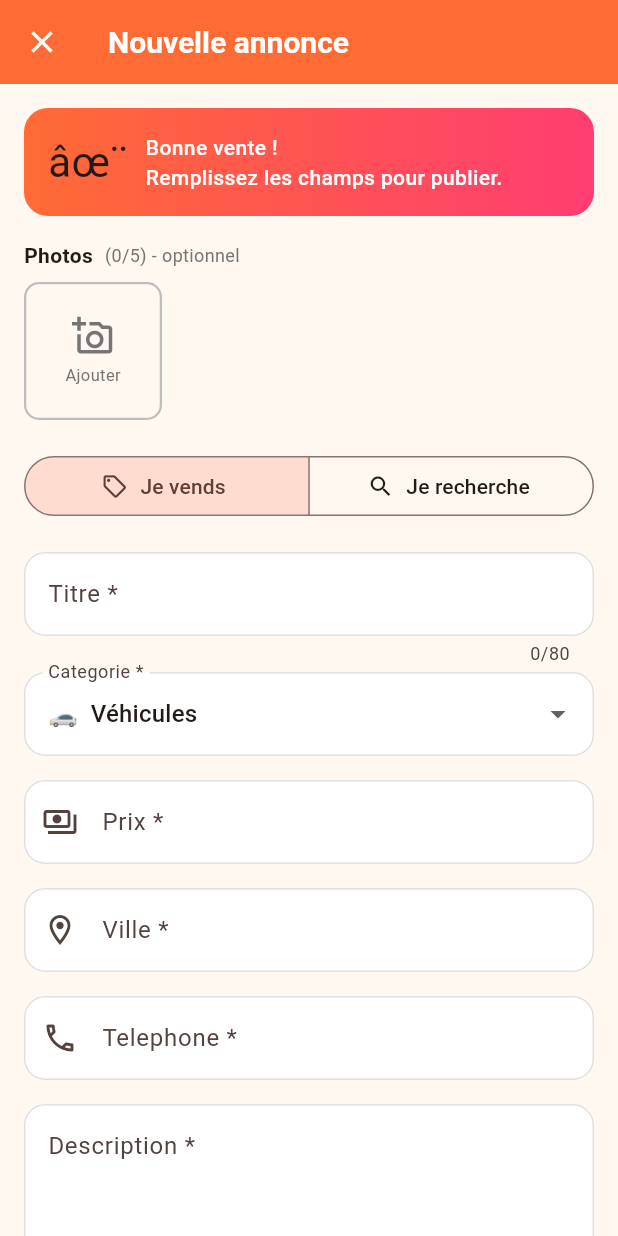
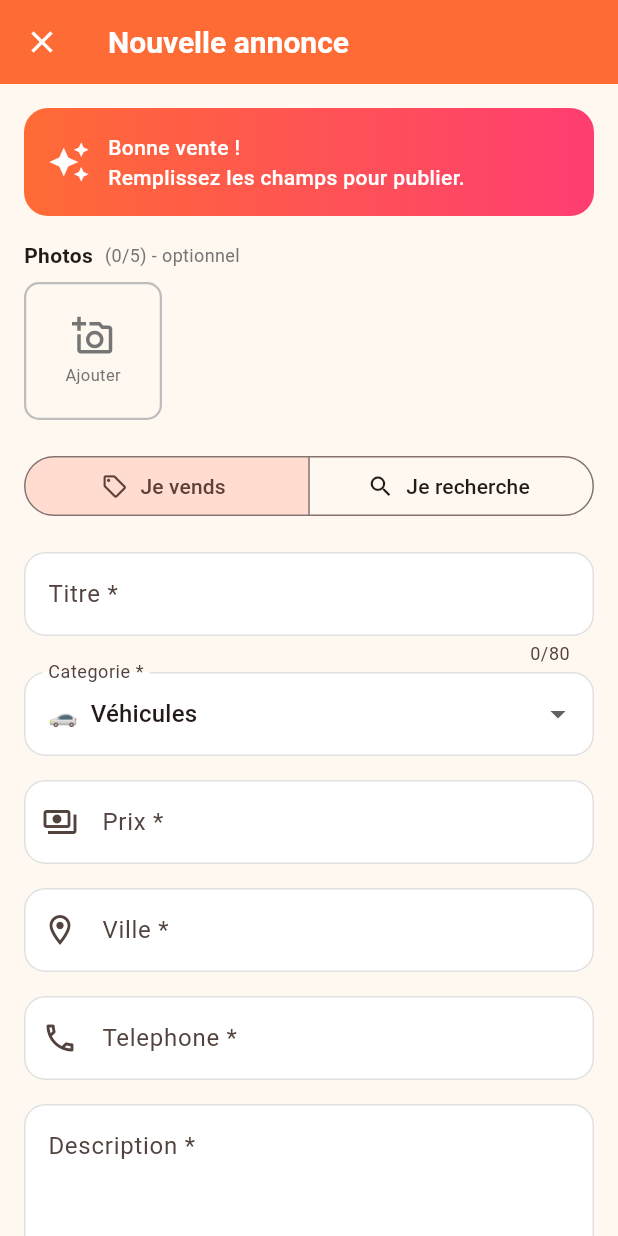
Before and after one commit to mouhoubi11-wq/market-app, a Flutter app: the PostAdScreen screen opened directly, on a phone screen of 412 x 824 dp. Run offline on Flutter 3.47's test engine with Material 3 defaults, Android fonts, the phone set to English and light mode, and no system bars; our stand-ins replace image_picker, shared_preferences; accounts and stored records are empty.

Commit message:
Update post_ad_screen.dart

```diff
--- a/lib/screens/post_ad_screen.dart
+++ b/lib/screens/post_ad_screen.dart
@@ -136,10 +136,10 @@ class _PostAdScreenState extends State<PostAdScreen> {
                 gradient: const LinearGradient(colors: [Color(0xFFFF6B35), Color(0xFFFF3D71)]),
                 borderRadius: BorderRadius.circular(16),
               ),
-              child: const Row(
-                children: [
-                  Text('âœ¨', style: TextStyle(fontSize: 28)),
-                  SizedBox(width: 12),
+                         child: const Row(
+             children: [
+               Icon(Icons.auto_awesome, color: Colors.white, size: 28),
+               SizedBox(width: 12),
                   Expanded(
                     child: Text('Bonne vente !\nRemplissez les champs pour publier.',
                         style: TextStyle(color: Colors.white, fontSize: 14, fontWeight: FontWeight.w500, height: 1.4)),
```
